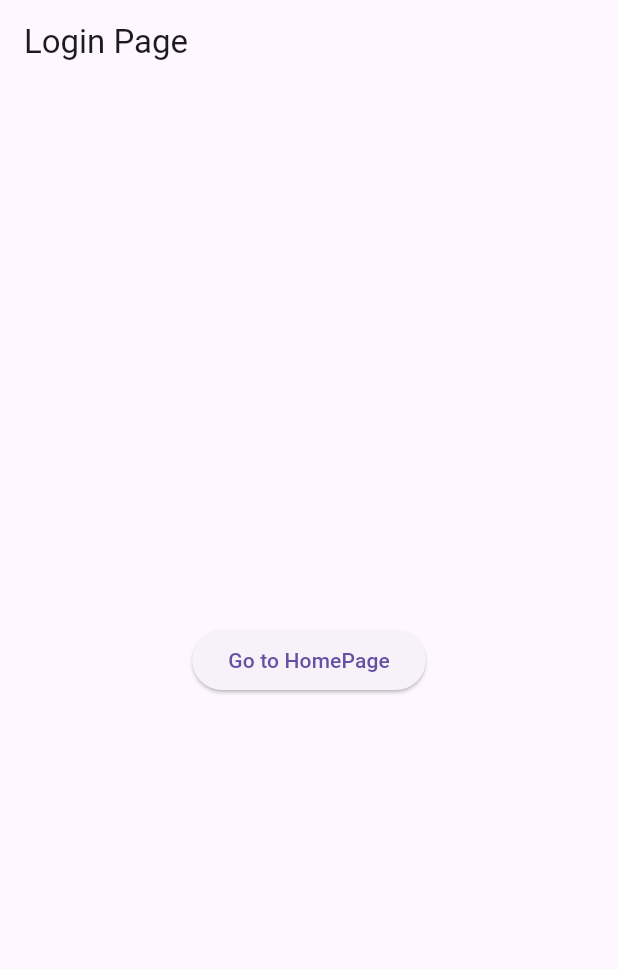
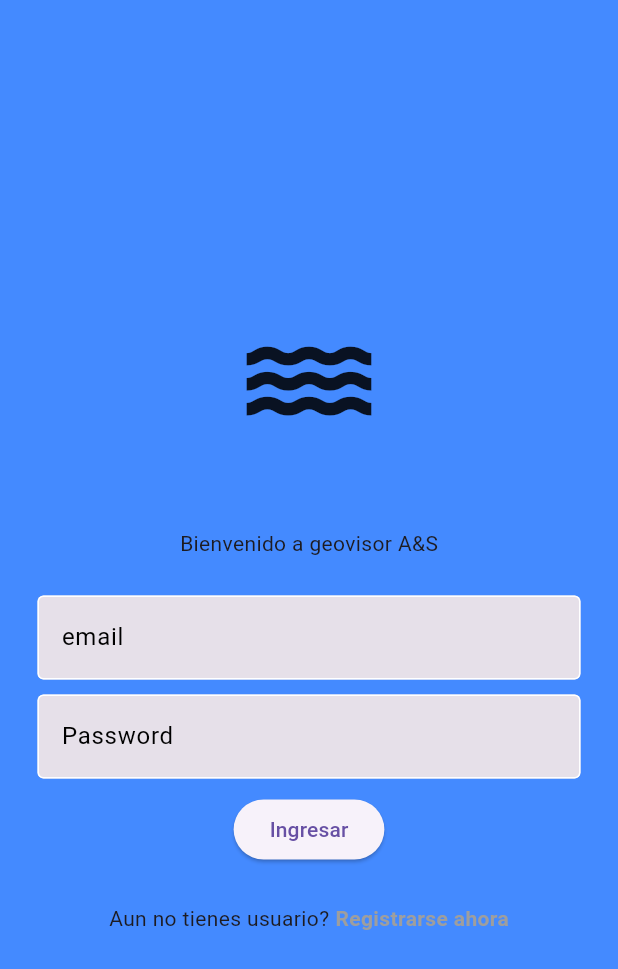
Before and after one commit to Mafe004/geo_visor_app, a Flutter app: the screen it shows after launch, on a phone screen of 412 x 824 dp. Shown: the top 969 px of the screen. Run offline on Flutter 3.47's test engine with Material 3 defaults, Android fonts, the phone set to English and light mode, and no system bars; our stand-ins replace cloud_firestore, firebase_auth, firebase_core, geocoding, geolocator, google_maps_flutter; accounts and stored records are empty.

```diff
--- a/lib/main.dart
+++ b/lib/main.dart
@@ -1,5 +1,6 @@
 import 'package:flutter/material.dart';
 import 'package:geo_visor_app/src/features/navegation/button_nav.dart';
+import 'package:geo_visor_app/src/navegation/login_page.dart';
 import 'package:geo_visor_app/src/routing/routes.dart';
 import 'package:firebase_core/firebase_core.dart';
 
@@ -16,30 +17,18 @@ class MyApp extends StatelessWidget {
   Widget build(BuildContext context) {
     return MaterialApp(
       title: 'Geo Visor A&S',
-      home: LoginPage(), // Asegúrate de que la página de inicio sea LoginPage
+      home: AuthenticationWrapper(), // Utiliza AuthenticationWrapper para determinar qué página mostrar
     );
   }
 }
 
-class LoginPage extends StatelessWidget {
+class AuthenticationWrapper extends StatelessWidget {
   @override
   Widget build(BuildContext context) {
-    return Scaffold(
-      appBar: AppBar(
-        title: Text('Login Page'),
-      ),
-      body: Center(
-        child: ElevatedButton(
-          onPressed: () {
-            Navigator.push(
-              context,
-              MaterialPageRoute(builder: (context) => HomePage()),
-            );
-          },
-          child: Text('Go to HomePage'),
-        ),
-      ),
-    );
+    // Aquí puedes agregar lógica para verificar si el usuario está autenticado
+    final bool isUserLoggedIn = false; // Cambia a tu lógica real de autenticación
+
+    return isUserLoggedIn ? const HomePage() : LoginPage(); // Mostrar LoginPage si el usuario no está autenticado
   }
 }
 
--- a/lib/src/navegation/login_page.dart
+++ b/lib/src/navegation/login_page.dart
@@ -1,6 +1,6 @@
 import 'package:flutter/material.dart';
 import 'package:firebase_auth/firebase_auth.dart';
-import 'home_screen.dart';
+import '../../main.dart';
 
 class LoginPage extends StatefulWidget {
   const LoginPage({Key? key}) : super(key: key);
@@ -23,7 +23,7 @@ class _LoginPageState extends State<LoginPage> {
       // Si el inicio de sesión es exitoso, navega al HomeScreen
       Navigator.pushReplacement(
         context,
-        MaterialPageRoute(builder: (context) => const HomeScreen()),
+        MaterialPageRoute(builder: (context) => const HomePage()), // Cambiar a HomePage
       );
     } catch (e) {
       print(e.toString());
```
